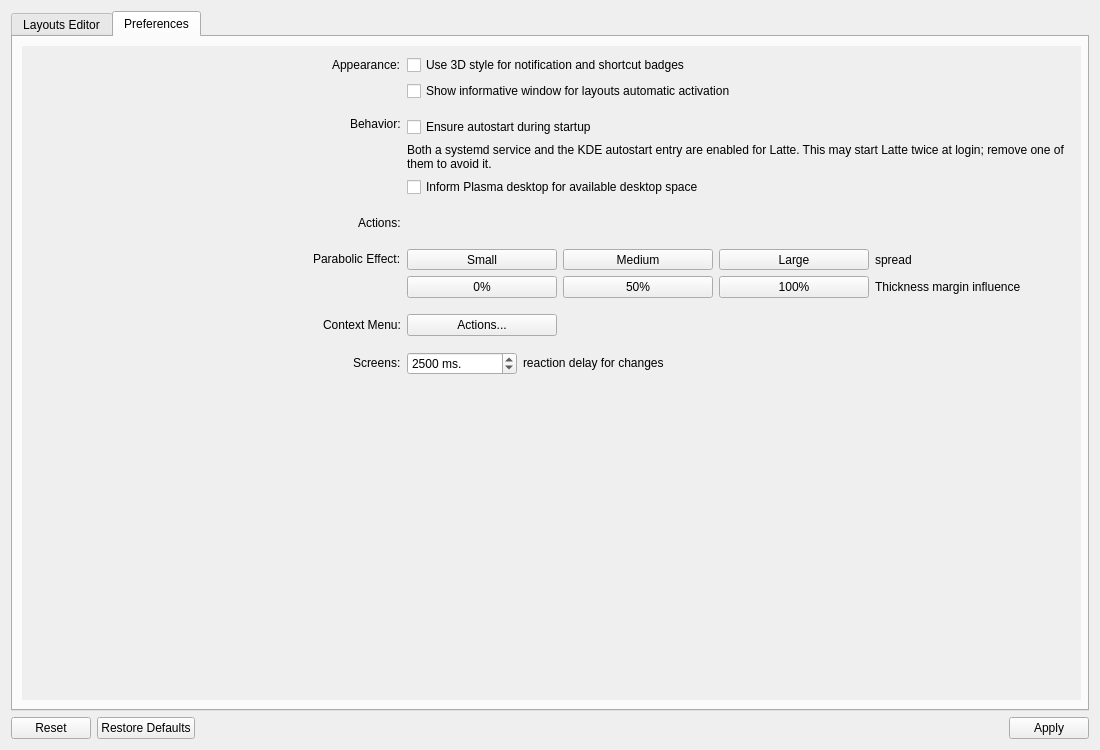
This is app/settings/settingsdialog/settingsdialog.ui in khanhdew/latte-dock-ng as Qt 5 draws it before an edit. The edited form follows.
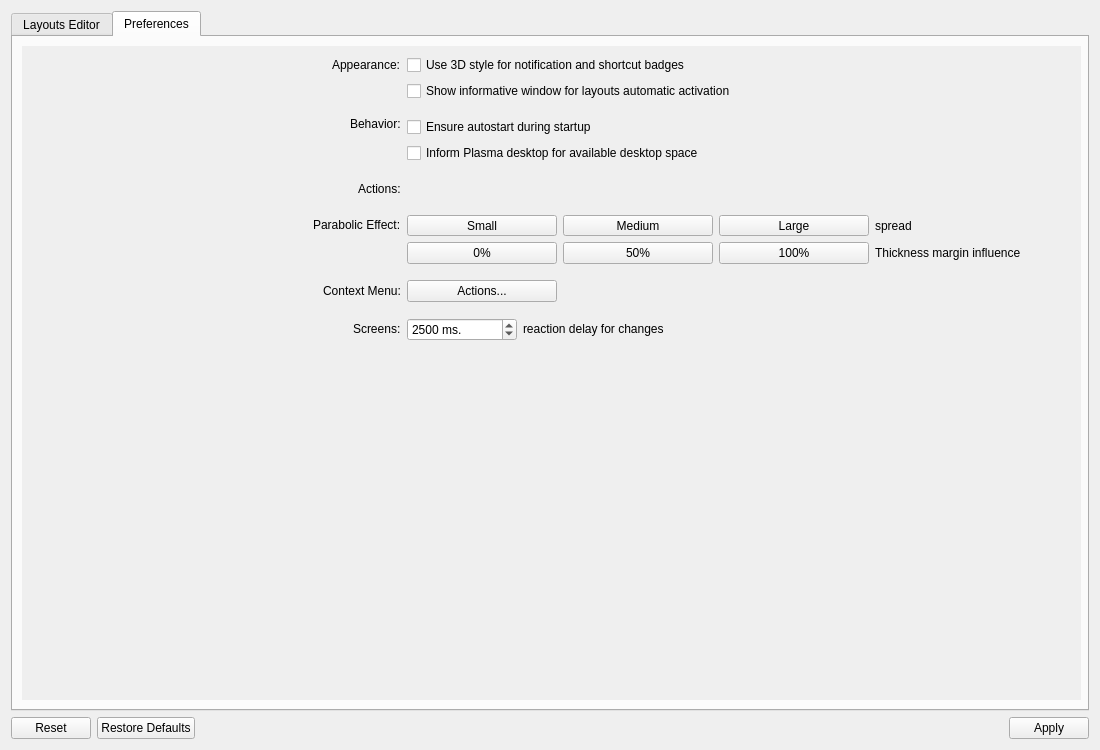
This is the edited form. The open tabs and pages were chosen to show the change. Icons and pictures are not drawn. Custom widgets are drawn as their Qt base class.

Commit message: fix: keep autostart policy XDG-only

Patch:
```diff
--- a/app/settings/settingsdialog/settingsdialog.ui
+++ b/app/settings/settingsdialog/settingsdialog.ui
@@ -730,19 +730,6 @@
                </property>
               </widget>
              </item>
-             <item row="4" column="1">
-              <widget class="QLabel" name="autostartWarningLbl">
-               <property name="visible">
-                <bool>false</bool>
-               </property>
-               <property name="text">
-                <string>Both a systemd service and the KDE autostart entry are enabled for Latte. This may start Latte twice at login; remove one of them to avoid it.</string>
-               </property>
-               <property name="wordWrap">
-                <bool>true</bool>
-               </property>
-              </widget>
-             </item>
              <item row="17" column="1">
               <spacer name="verticalSpacer_14">
                <property name="orientation">
```
Left out of the diff: 2 changed lines with no effect on the pictures. The commit also changes 6 other files.
